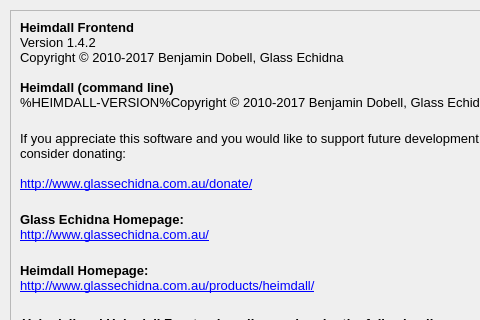
The window that heimdall-frontend/aboutform.ui (sounddrill31/Heimdall) describes before a commit, drawn with Qt 5; both pictures show x 0 to 480 and y 0 to 320 of the 581 by 491 pixel window.
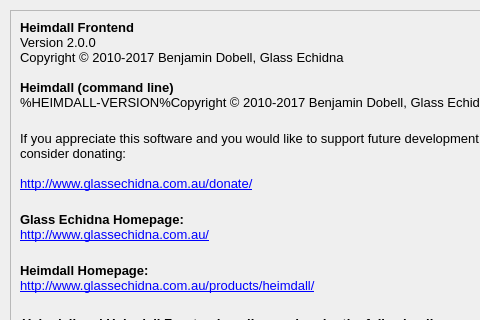
The same window after the commit.

Commit message:
heimdall-frontend: set version to 2.0.0 here as well
Will not make a new release for just this though.

```diff
--- a/heimdall-frontend/aboutform.ui
+++ b/heimdall-frontend/aboutform.ui
@@ -114,7 +114,7 @@
 p, li { white-space: pre-wrap; }
 &lt;/style&gt;&lt;/head&gt;&lt;body style=&quot; font-family:'MS Shell Dlg 2'; font-size:10pt; font-weight:400; font-style:normal;&quot;&gt;
 &lt;p style=&quot; margin-top:0px; margin-bottom:0px; margin-left:0px; margin-right:0px; -qt-block-indent:0; text-indent:0px;&quot;&gt;&lt;span style=&quot; font-weight:600;&quot;&gt;Heimdall Frontend&lt;/span&gt;&lt;/p&gt;
-&lt;p style=&quot; margin-top:0px; margin-bottom:0px; margin-left:0px; margin-right:0px; -qt-block-indent:0; text-indent:0px;&quot;&gt;Version 1.4.2&lt;/p&gt;
+&lt;p style=&quot; margin-top:0px; margin-bottom:0px; margin-left:0px; margin-right:0px; -qt-block-indent:0; text-indent:0px;&quot;&gt;Version 2.0.0&lt;/p&gt;
 &lt;p style=&quot; margin-top:0px; margin-bottom:0px; margin-left:0px; margin-right:0px; -qt-block-indent:0; text-indent:0px;&quot;&gt;Copyright © 2010-2017 Benjamin Dobell, Glass Echidna&lt;/p&gt;
 &lt;p style=&quot;-qt-paragraph-type:empty; margin-top:0px; margin-bottom:0px; margin-left:0px; margin-right:0px; -qt-block-indent:0; text-indent:0px;&quot;&gt;&lt;/p&gt;
 &lt;p style=&quot; margin-top:0px; margin-bottom:0px; margin-left:0px; margin-right:0px; -qt-block-indent:0; text-indent:0px;&quot;&gt;&lt;span style=&quot; font-weight:600;&quot;&gt;Heimdall (command line)&lt;/span&gt;&lt;/p&gt;
```
